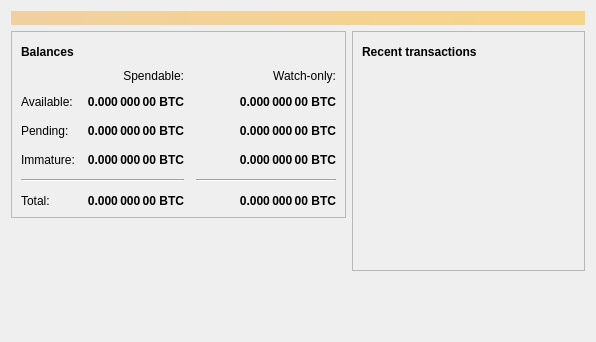
Above: src/qt/forms/overviewpage.ui from raffermeko/bitcoin before the change. Below: the same form after it.
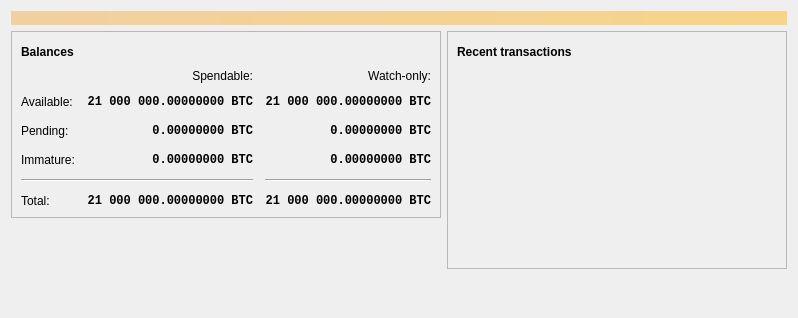
That is the form after the change. Icons and pictures are not drawn.

The edit to the form file:
```diff
--- a/src/qt/forms/overviewpage.ui
+++ b/src/qt/forms/overviewpage.ui
@@ -6,8 +6,8 @@
    <rect>
     <x>0</x>
     <y>0</y>
-    <width>596</width>
-    <height>342</height>
+    <width>798</width>
+    <height>318</height>
    </rect>
   </property>
   <property name="windowTitle">
@@ -118,6 +118,7 @@
              <widget class="QLabel" name="labelWatchPending">
               <property name="font">
                <font>
+                <family>Monospace</family>
                 <weight>75</weight>
                 <bold>true</bold>
                </font>
@@ -129,7 +130,7 @@
                <string>Unconfirmed transactions to watch-only addresses</string>
               </property>
               <property name="text">
-               <string notr="true">0.000 000 00 BTC</string>
+               <string notr="true">0.00000000 BTC</string>
               </property>
               <property name="alignment">
                <set>Qt::AlignRight|Qt::AlignTrailing|Qt::AlignVCenter</set>
@@ -143,6 +144,7 @@
              <widget class="QLabel" name="labelUnconfirmed">
               <property name="font">
                <font>
+                <family>Monospace</family>
                 <weight>75</weight>
                 <bold>true</bold>
                </font>
@@ -154,7 +156,7 @@
                <string>Total of transactions that have yet to be confirmed, and do not yet count toward the spendable balance</string>
               </property>
               <property name="text">
-               <string notr="true">0.000 000 00 BTC</string>
+               <string notr="true">0.00000000 BTC</string>
               </property>
               <property name="alignment">
                <set>Qt::AlignRight|Qt::AlignTrailing|Qt::AlignVCenter</set>
@@ -168,6 +170,7 @@
              <widget class="QLabel" name="labelWatchImmature">
               <property name="font">
                <font>
+                <family>Monospace</family>
                 <weight>75</weight>
                 <bold>true</bold>
                </font>
@@ -179,7 +182,7 @@
                <string>Mined balance in watch-only addresses that has not yet matured</string>
               </property>
               <property name="text">
-               <string notr="true">0.000 000 00 BTC</string>
+               <string notr="true">0.00000000 BTC</string>
               </property>
               <property name="alignment">
                <set>Qt::AlignRight|Qt::AlignTrailing|Qt::AlignVCenter</set>
@@ -226,6 +229,7 @@
              <widget class="QLabel" name="labelImmature">
               <property name="font">
                <font>
+                <family>Monospace</family>
                 <weight>75</weight>
                 <bold>true</bold>
                </font>
@@ -237,7 +241,7 @@
                <string>Mined balance that has not yet matured</string>
               </property>
               <property name="text">
-               <string notr="true">0.000 000 00 BTC</string>
+               <string notr="true">0.00000000 BTC</string>
               </property>
               <property name="alignment">
                <set>Qt::AlignRight|Qt::AlignTrailing|Qt::AlignVCenter</set>
@@ -271,6 +275,7 @@
              <widget class="QLabel" name="labelTotal">
               <property name="font">
                <font>
+                <family>Monospace</family>
                 <weight>75</weight>
                 <bold>true</bold>
                </font>
@@ -282,7 +287,7 @@
                <string>Your current total balance</string>
               </property>
               <property name="text">
-               <string notr="true">0.000 000 00 BTC</string>
+               <string notr="true">21 000 000.00000000 BTC</string>
               </property>
               <property name="alignment">
                <set>Qt::AlignRight|Qt::AlignTrailing|Qt::AlignVCenter</set>
@@ -296,6 +301,7 @@
              <widget class="QLabel" name="labelWatchTotal">
               <property name="font">
                <font>
+                <family>Monospace</family>
                 <weight>75</weight>
                 <bold>true</bold>
                </font>
@@ -307,7 +313,7 @@
                <string>Current total balance in watch-only addresses</string>
               </property>
               <property name="text">
-               <string notr="true">0.000 000 00 BTC</string>
+               <string notr="true">21 000 000.00000000 BTC</string>
               </property>
               <property name="alignment">
                <set>Qt::AlignRight|Qt::AlignTrailing|Qt::AlignVCenter</set>
@@ -338,6 +344,7 @@
              <widget class="QLabel" name="labelBalance">
               <property name="font">
                <font>
+                <family>Monospace</family>
                 <weight>75</weight>
                 <bold>true</bold>
                </font>
@@ -349,7 +356,7 @@
                <string>Your current spendable balance</string>
               </property>
               <property name="text">
-               <string notr="true">0.000 000 00 BTC</string>
+               <string notr="true">21 000 000.00000000 BTC</string>
               </property>
               <property name="alignment">
                <set>Qt::AlignRight|Qt::AlignTrailing|Qt::AlignVCenter</set>
@@ -363,6 +370,7 @@
              <widget class="QLabel" name="labelWatchAvailable">
               <property name="font">
                <font>
+                <family>Monospace</family>
                 <weight>75</weight>
                 <bold>true</bold>
                </font>
@@ -374,7 +382,7 @@
                <string>Your current balance in watch-only addresses</string>
               </property>
               <property name="text">
-               <string notr="true">0.000 000 00 BTC</string>
+               <string notr="true">21 000 000.00000000 BTC</string>
               </property>
               <property name="alignment">
                <set>Qt::AlignRight|Qt::AlignTrailing|Qt::AlignVCenter</set>
```
